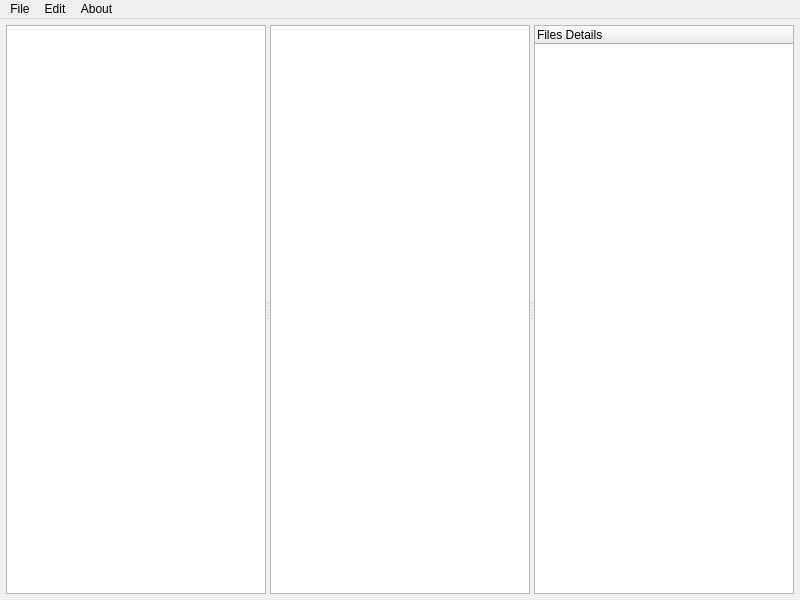
This is mainwindow.ui in cedoduarte/QtExplorer as Qt 5 draws it before an edit. The edited form follows.
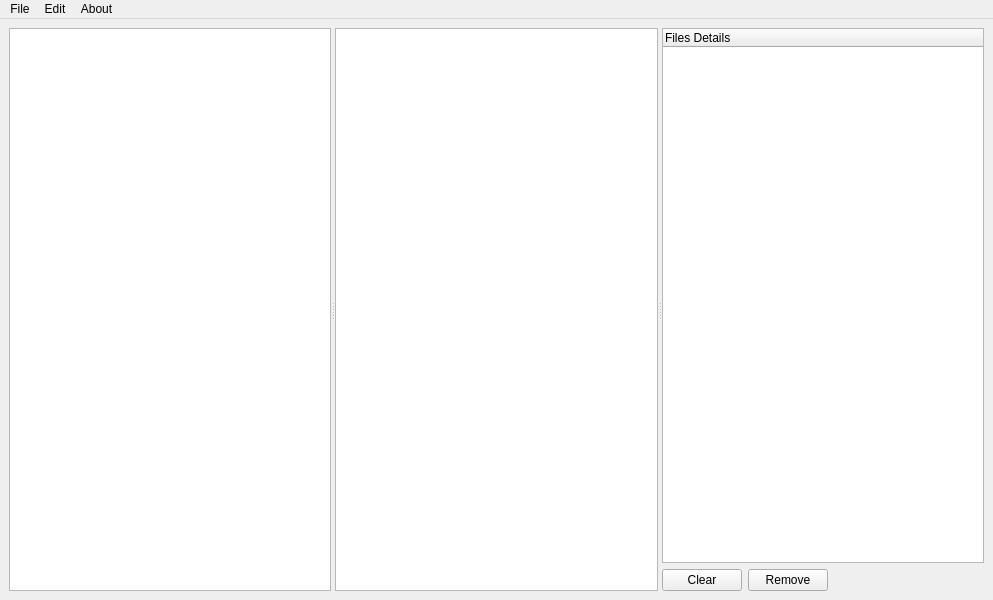
This is the edited form. Icons and pictures are not drawn.

Commit message: feat: remove, clear, icons

```diff
--- a/mainwindow.ui
+++ b/mainwindow.ui
@@ -6,7 +6,7 @@
    <rect>
     <x>0</x>
     <y>0</y>
-    <width>800</width>
+    <width>993</width>
     <height>600</height>
    </rect>
   </property>
@@ -14,22 +14,7 @@
    <string>Qt Explorer</string>
   </property>
   <widget class="QWidget" name="centralwidget">
-   <layout class="QGridLayout" name="gridLayout" rowstretch="0" columnstretch="0" rowminimumheight="0" columnminimumwidth="0">
-    <property name="leftMargin">
-     <number>6</number>
-    </property>
-    <property name="topMargin">
-     <number>6</number>
-    </property>
-    <property name="rightMargin">
-     <number>6</number>
-    </property>
-    <property name="bottomMargin">
-     <number>6</number>
-    </property>
-    <property name="spacing">
-     <number>6</number>
-    </property>
+   <layout class="QGridLayout" name="gridLayout_2">
     <item row="0" column="0">
      <widget class="QSplitter" name="splitter">
       <property name="orientation">
@@ -37,6 +22,9 @@
       </property>
       <widget class="QListWidget" name="locationListWidget"/>
       <widget class="QListView" name="explorerListView"/>
+      <widget class="QWidget" name="">
+       <layout class="QGridLayout" name="gridLayout">
+        <item row="0" column="0" colspan="3">
       <widget class="QTreeWidget" name="fileDetailTreeWidget">
        <column>
         <property name="text">
@@ -48,6 +36,44 @@
         </property>
        </column>
       </widget>
+        </item>
+        <item row="1" column="0">
+         <widget class="QPushButton" name="clearButton">
+          <property name="text">
+           <string>Clear</string>
+          </property>
+          <property name="icon">
+           <iconset resource="res.qrc">
+            <normaloff>:/icons/clear.png</normaloff>:/icons/clear.png</iconset>
+          </property>
+         </widget>
+        </item>
+        <item row="1" column="1">
+         <widget class="QPushButton" name="removeButton">
+          <property name="text">
+           <string>Remove</string>
+          </property>
+          <property name="icon">
+           <iconset resource="res.qrc">
+            <normaloff>:/icons/remove.png</normaloff>:/icons/remove.png</iconset>
+          </property>
+         </widget>
+        </item>
+        <item row="1" column="2">
+         <spacer name="horizontalSpacer">
+          <property name="orientation">
+           <enum>Qt::Orientation::Horizontal</enum>
+          </property>
+          <property name="sizeHint" stdset="0">
+           <size>
+            <width>40</width>
+            <height>20</height>
+           </size>
+          </property>
+         </spacer>
+        </item>
+       </layout>
+      </widget>
      </widget>
     </item>
    </layout>
@@ -57,7 +83,7 @@
     <rect>
      <x>0</x>
      <y>0</y>
-     <width>800</width>
+     <width>993</width>
      <height>22</height>
     </rect>
    </property>
```
Lines whose indentation alone changed are shown as unchanged. The commit also changes 9 other files.
